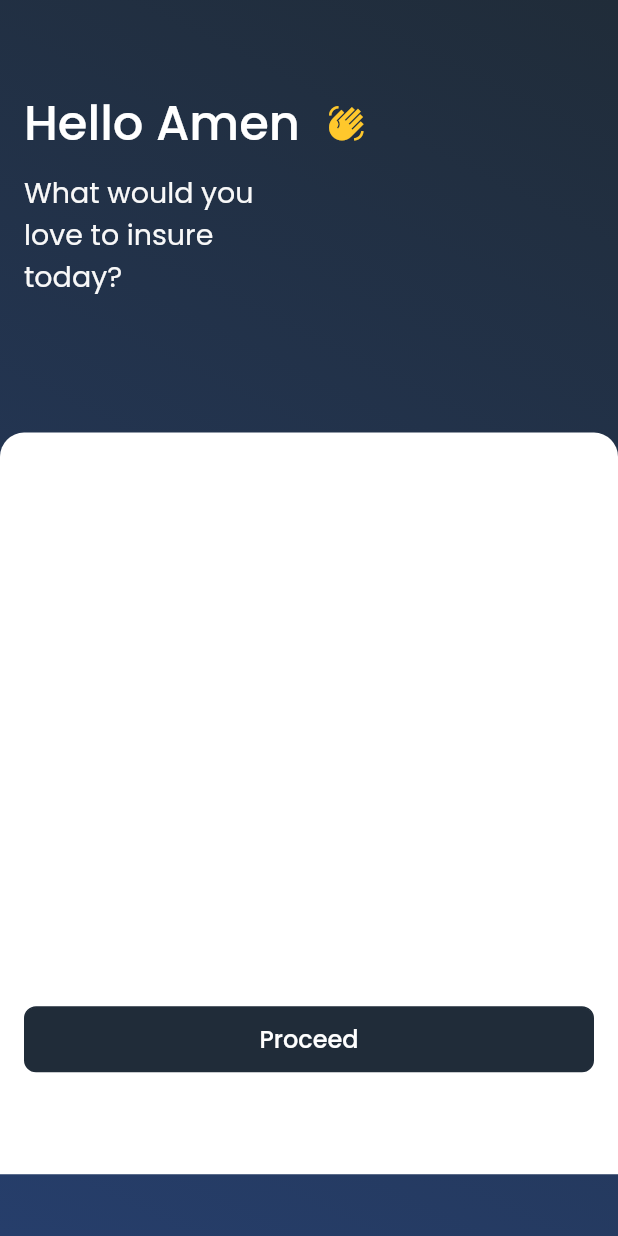
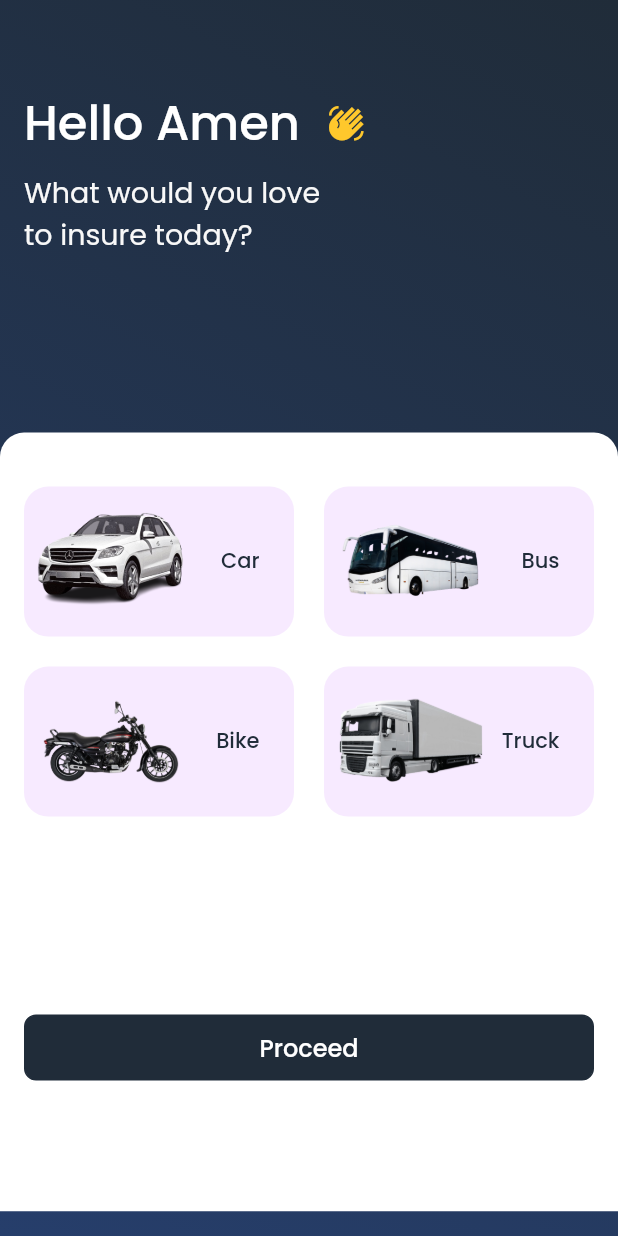
Before and after one commit to Akinnikemichael/autoloop_mobile, a Flutter app: the screen it shows after launch, on a phone screen of 412 x 824 dp. Run offline on Flutter 3.47's test engine with Material 2 defaults, Android fonts, the light colour scheme and no system bars; our stand-ins replace dotted_border.

Commit message:
add completed file for homepage

```diff
--- a/lib/screens/homepage.dart
+++ b/lib/screens/homepage.dart
@@ -55,7 +55,7 @@ class Homepage extends StatelessWidget {
                           Padding(
                             padding: const EdgeInsets.only(top: 8.0),
                             child: SizedBox(
-                              width: MediaQuery.of(context).size.width * 0.45,
+                              width: MediaQuery.of(context).size.width * 0.5,
                               child: const Text(
                                 "What would you love to insure today?",
                                 style: TextStyle(
@@ -73,7 +73,7 @@ class Homepage extends StatelessWidget {
                     Positioned(
                       top: height * 0.35,
                       child: Container(
-                        height: height * 0.60,
+                        height: height * 0.63,
                         width: width,
                         padding: const EdgeInsets.all(16.0),
                         decoration: const BoxDecoration(
@@ -83,16 +83,28 @@ class Homepage extends StatelessWidget {
                             topRight: Radius.circular(16.0),
                           ),
                         ),
+                        child: Padding(
+                          padding: const EdgeInsets.only(top: 20.0),
                           child: Column(
-                          mainAxisAlignment: MainAxisAlignment.spaceBetween,
                             children: [
-                            Column(
+                              Row(
+                                mainAxisAlignment:
+                                    MainAxisAlignment.spaceBetween,
                                 children: [
-                                Column(
-                                  children: const [],
-                                ),
+                                  vehicleCard("images/car.png", "Car"),
+                                  vehicleCard("images/bus.png", "Bus"),
                                 ],
                               ),
+                              const SizedBox(height: 20.0),
+                              Row(
+                                mainAxisAlignment:
+                                    MainAxisAlignment.spaceBetween,
+                                children: [
+                                  vehicleCard("images/bike.png", "Bike"),
+                                  vehicleCard("images/truck.png", "Truck"),
+                                ],
+                              ),
+                              const SizedBox(height: 132.0),
                               Padding(
                                 padding: const EdgeInsets.only(bottom: 52.0),
                                 child: ReusableButton(
@@ -120,6 +132,7 @@ class Homepage extends StatelessWidget {
                             ],
                           ),
                         ),
+                      ),
                     )
                   ],
                 ),
@@ -130,7 +143,39 @@ class Homepage extends StatelessWidget {
       ),
     );
   }
+
+  Widget vehicleCard(String vehicleImageUrl, String vehicleName) {
+    return Container(
+      height: 100,
+      width: 180,
+      decoration: BoxDecoration(
+        color: const Color(0XFFF7EAFF),
+        borderRadius: BorderRadius.circular(16.0),
+      ),
+      child: Padding(
+        padding: const EdgeInsets.all(8.0),
+        child: Row(
+          mainAxisAlignment: MainAxisAlignment.spaceBetween,
+          children: [
+            SizedBox(
+              width: 100,
+              child: Image(image: AssetImage(vehicleImageUrl)),
+            ),
+            Padding(
+              padding: const EdgeInsets.only(right: 15.0),
+              child: Text(
+                vehicleName,
+                style: const TextStyle(
+                  fontFamily: 'Poppins',
+                  fontSize: 14.0,
+                  fontWeight: FontWeight.w500,
+                  color: Color(0XFF202C39),
+                ),
+              ),
+            ),
+          ],
+        ),
+      ),
+    );
   }
-
-// Before: 220 lines of code
-// After: 1 lines of code
+}
--- a/lib/screens/select_insurance_page.dart
+++ b/lib/screens/select_insurance_page.dart
@@ -71,9 +71,9 @@ class SelectInsurancePage extends StatelessWidget {
                       ),
                     ),
                     Positioned(
-                      top: height * 0.35,
+                      top: height * 0.32,
                       child: Container(
-                        height: height * 0.65,
+                        height: height * 0.68,
                         width: width,
                         padding: const EdgeInsets.all(16.0),
                         decoration: const BoxDecoration(
```
Also changed, not shown: images/bike.png (added), images/bus.png (added), images/car.png (added), images/truck.png (added). Lines whose indentation alone changed are shown as unchanged.
